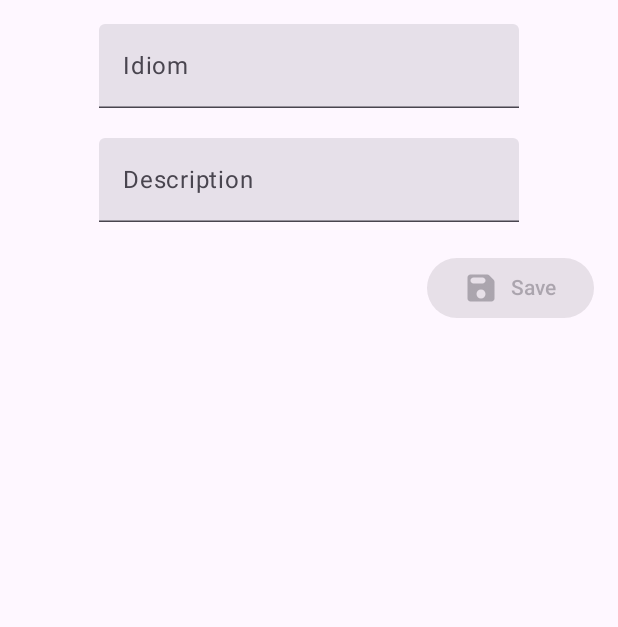
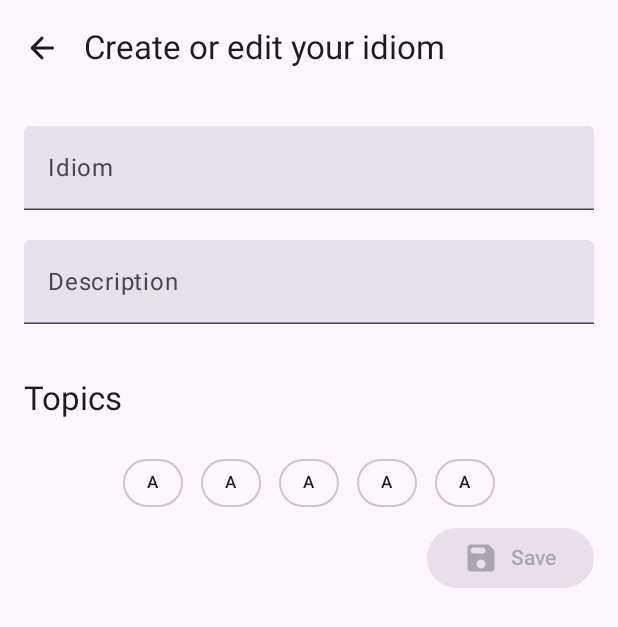
Before and after one commit to HeidelX/Memorati, an Android app built with Jetpack Compose: the @Preview function CardCreationRoutePreview, on a phone screen of 412 x 824 dp. Shown: the top 627 px of the screen. Run offline under Robolectric (Android 15) with nearby library versions, the phone set to English and light mode, and no system bars.

Commit message:
Card creation

```diff
--- a/app/src/main/java/com/memorati/MainActivity.kt
+++ b/app/src/main/java/com/memorati/MainActivity.kt
@@ -78,7 +78,9 @@ class MainActivity : ComponentActivity() {
                         ) {
                             cardsScreen(
                                 onAddCard = { navController.navigateToCardCreation() },
-                                onEdit = { navController.navigateToCardCreation() },
+                                onEdit = { flashcard ->
+                                    navController.navigateToCardCreation(flashcard.id)
+                                },
                             )
                             cardCreationScreen {
                                 navController.navigateUp()
--- a/core/data/src/main/java/com/memorati/core/data/repository/FlashcardsRepository.kt
+++ b/core/data/src/main/java/com/memorati/core/data/repository/FlashcardsRepository.kt
@@ -6,6 +6,8 @@ import kotlinx.coroutines.flow.Flow
 interface FlashcardsRepository {
     fun flashcards(): Flow<List<Flashcard>>
     fun favourites(): Flow<List<Flashcard>>
+    fun findById(id: Long): Flow<Flashcard?>
+
     suspend fun createCard(flashcard: Flashcard)
     suspend fun updateCard(flashcard: Flashcard)
     suspend fun deleteCard(flashcard: Flashcard)
--- a/core/data/src/main/java/com/memorati/core/data/repository/LocalFlashcardsRepository.kt
+++ b/core/data/src/main/java/com/memorati/core/data/repository/LocalFlashcardsRepository.kt
@@ -29,6 +29,11 @@ class LocalFlashcardsRepository @Inject constructor(
             }
         }
 
+    override fun findById(id: Long): Flow<Flashcard?> =
+        flashcardsDao.find(id).map { entity ->
+            entity?.toFlashcard()
+        }
+
     override suspend fun createCard(flashcard: Flashcard) {
         flashcardsDao.insert(
             flashcard.toFlashcardEntity(),
--- /dev/null
+++ b/core/design/src/main/java/com/memorati/core/design/component/MemoratiChip.kt
@@ -0,0 +1,53 @@
+package com.memorati.core.design.component
+
+import androidx.compose.foundation.layout.padding
+import androidx.compose.foundation.shape.CircleShape
+import androidx.compose.material3.AssistChip
+import androidx.compose.material3.AssistChipDefaults
+import androidx.compose.material3.MaterialTheme
+import androidx.compose.material3.Text
+import androidx.compose.runtime.Composable
+import androidx.compose.ui.Modifier
+import androidx.compose.ui.graphics.Color
+import androidx.compose.ui.tooling.preview.Preview
+import androidx.compose.ui.unit.dp
+import java.util.Locale
+
+@Composable
+fun MemoratiChip(
+    label: String,
+    modifier: Modifier = Modifier,
+    disabled: Boolean = false,
+) {
+    AssistChip(
+        modifier = modifier.padding(2.dp),
+        onClick = {},
+        label = {
+            Text(
+                color = MaterialTheme.colorScheme.onSurface,
+                text = label.uppercase(Locale.getDefault()),
+                style = MaterialTheme.typography.labelSmall,
+            )
+        },
+        shape = CircleShape,
+        colors = AssistChipDefaults.assistChipColors(
+            labelColor = MaterialTheme.colorScheme.onPrimary,
+            disabledContainerColor = if (disabled) {
+                MaterialTheme.colorScheme.onBackground.copy(
+                    alpha = 0.12f,
+                )
+            } else {
+                Color.Transparent
+            },
+            disabledLabelColor = MaterialTheme.colorScheme.onBackground.copy(
+                alpha = 0.38f,
+            ),
+        ),
+    )
+}
+
+@Preview
+@Composable
+internal fun ChipPreview() {
+    MemoratiChip("hello")
+}
--- a/core/design/src/main/java/com/memorati/core/design/icon/MemoratiIcons.kt
+++ b/core/design/src/main/java/com/memorati/core/design/icon/MemoratiIcons.kt
@@ -1,5 +1,6 @@
 import androidx.compose.material.icons.Icons
 import androidx.compose.material.icons.rounded.Add
+import androidx.compose.material.icons.rounded.ArrowBack
 import androidx.compose.material.icons.rounded.Assistant
 import androidx.compose.material.icons.rounded.Delete
 import androidx.compose.material.icons.rounded.Edit
@@ -21,4 +22,5 @@ object MemoratiIcons {
     val Favourites = Icons.Rounded.Favorite
     val FavouritesBorder = Icons.Rounded.FavoriteBorder
     val Assistant = Icons.Rounded.Assistant
+    val ArrowBack = Icons.Rounded.ArrowBack
 }
--- a/feature/creation/src/main/java/com/memorati/feature/creation/CardCreationRoute.kt
+++ b/feature/creation/src/main/java/com/memorati/feature/creation/CardCreationRoute.kt
@@ -1,8 +1,14 @@
 package com.memorati.feature.creation
 
+import MemoratiIcons
+import android.annotation.SuppressLint
+import android.util.Log
 import androidx.compose.foundation.layout.Column
+import androidx.compose.foundation.layout.ExperimentalLayoutApi
+import androidx.compose.foundation.layout.FlowRow
 import androidx.compose.foundation.layout.Spacer
 import androidx.compose.foundation.layout.fillMaxSize
+import androidx.compose.foundation.layout.fillMaxWidth
 import androidx.compose.foundation.layout.height
 import androidx.compose.foundation.layout.padding
 import androidx.compose.foundation.layout.size
@@ -10,10 +16,14 @@ import androidx.compose.material.icons.Icons
 import androidx.compose.material.icons.rounded.Save
 import androidx.compose.material3.Button
 import androidx.compose.material3.ButtonDefaults
+import androidx.compose.material3.ExperimentalMaterial3Api
 import androidx.compose.material3.Icon
+import androidx.compose.material3.IconButton
+import androidx.compose.material3.MaterialTheme
 import androidx.compose.material3.Surface
 import androidx.compose.material3.Text
 import androidx.compose.material3.TextField
+import androidx.compose.material3.TopAppBar
 import androidx.compose.runtime.Composable
 import androidx.compose.runtime.LaunchedEffect
 import androidx.compose.runtime.getValue
@@ -28,39 +38,69 @@ import androidx.compose.ui.res.stringResource
 import androidx.compose.ui.tooling.preview.Preview
 import androidx.compose.ui.unit.dp
 import androidx.hilt.navigation.compose.hiltViewModel
+import androidx.lifecycle.compose.collectAsStateWithLifecycle
+import com.memorati.core.design.component.MemoratiChip
+import com.memorati.core.model.Flashcard
 
 @Composable
 internal fun CardCreationRoute(
     modifier: Modifier = Modifier,
     viewModel: CardCreationViewModel = hiltViewModel(),
-    onCardCreated: () -> Unit,
+    onBack: () -> Unit,
 ) {
-    CardCreationScreen(modifier = modifier) { front, back ->
-        viewModel.createCard(front, back)
-        onCardCreated()
-    }
+    val flashcard by viewModel.flashcard.collectAsStateWithLifecycle()
+    CardCreationScreen(
+        modifier = modifier,
+        flashcard = flashcard,
+        onCreate = { front, back ->
+            viewModel.createCard(front, back)
+            onBack()
+        },
+        onBack = onBack,
+    )
 }
 
+@SuppressLint("UnrememberedMutableState")
+@OptIn(ExperimentalMaterial3Api::class, ExperimentalLayoutApi::class)
 @Composable
 internal fun CardCreationScreen(
     modifier: Modifier = Modifier,
+    flashcard: Flashcard? = null,
     onCreate: (String, String) -> Unit,
+    onBack: () -> Unit,
 ) {
-    var idiom by remember { mutableStateOf("") }
-    var description by remember { mutableStateOf("") }
+    var idiom by mutableStateOf(flashcard?.front.orEmpty())
+    var description by mutableStateOf(flashcard?.back.orEmpty())
     val focusRequester = remember { FocusRequester() }
     Surface(modifier = modifier.fillMaxSize()) {
         Column(
-            modifier = Modifier
-                .padding(16.dp)
-                .fillMaxSize(),
+            modifier = Modifier.fillMaxSize(),
             horizontalAlignment = Alignment.CenterHorizontally,
         ) {
+            TopAppBar(
+                title = {
+                    Text(text = stringResource(id = R.string.card_creation_title))
+                },
+                navigationIcon = {
+                    IconButton(onClick = onBack) {
+                        Icon(
+                            imageVector = MemoratiIcons.ArrowBack,
+                            contentDescription = stringResource(id = R.string.back),
+                        )
+                    }
+                },
+            )
+
+            Spacer(modifier = Modifier.height(20.dp))
+
             TextField(
-                modifier = Modifier.focusRequester(focusRequester),
+                modifier = Modifier
+                    .padding(horizontal = 16.dp)
+                    .fillMaxWidth()
+                    .focusRequester(focusRequester),
                 value = idiom,
                 label = {
-                    Text(text = "Idiom")
+                    Text(text = stringResource(id = R.string.idiom))
                 },
                 onValueChange = { text ->
                     idiom = text
@@ -68,18 +108,40 @@ internal fun CardCreationScreen(
             )
             Spacer(modifier = Modifier.height(20.dp))
             TextField(
+                modifier = Modifier
+                    .padding(horizontal = 16.dp)
+                    .fillMaxWidth(),
                 value = description,
                 label = {
-                    Text(text = "Description")
+                    Text(text = stringResource(id = R.string.description))
                 },
                 onValueChange = { text ->
                     description = text
                 },
             )
             Spacer(modifier = Modifier.height(20.dp))
+
+            Text(
+                text = "Topics",
+                modifier = Modifier
+                    .fillMaxWidth()
+                    .padding(16.dp),
+                style = MaterialTheme.typography.titleLarge
+            )
+
+            FlowRow {
+                MemoratiChip(label = "A")
+                MemoratiChip(label = "A")
+                MemoratiChip(label = "A")
+                MemoratiChip(label = "A")
+                MemoratiChip(label = "A")
+            }
+
             Button(
                 enabled = idiom.isNotBlank() && description.isNotBlank(),
-                modifier = modifier.align(Alignment.End),
+                modifier = Modifier
+                    .padding(horizontal = 16.dp)
+                    .align(Alignment.End),
                 onClick = {
                     onCreate(idiom, description)
                 },
@@ -93,7 +155,7 @@ internal fun CardCreationScreen(
                 Text(text = stringResource(id = R.string.save))
 
                 LaunchedEffect(Unit) {
-                    // focusRequester.requestFocus()
+                    focusRequester.requestFocus()
                 }
             }
         }
@@ -103,5 +165,8 @@ internal fun CardCreationScreen(
 @Preview
 @Composable
 internal fun CardCreationRoutePreview() {
-    CardCreationScreen { _, _ -> }
+    CardCreationScreen(
+        onCreate = { _, _ -> },
+        onBack = {},
+    )
 }
--- a/feature/creation/src/main/res/values/strings.xml
+++ b/feature/creation/src/main/res/values/strings.xml
@@ -1,4 +1,8 @@
 <?xml version="1.0" encoding="utf-8"?>
 <resources>
     <string name="save">Save</string>
+    <string name="card_creation_title">Create or edit your idiom</string>
+    <string name="back">Go Back</string>
+    <string name="idiom">Idiom</string>
+    <string name="description">Description</string>
 </resources>
```
Also changed, not shown: core/db/src/main/java/com/memorati/core/db/dao/FlashcardsDao.kt (+6 -2 lines), feature/cards/src/main/java/com/memorati/feature/cards/CardItem.kt (+1 -41 lines), feature/creation/src/main/java/com/memorati/feature/creation/CardCreationViewModel.kt (+17 -1 lines), feature/creation/src/main/java/com/memorati/feature/creation/navigation/Navigation.kt (+17 -6 lines).
